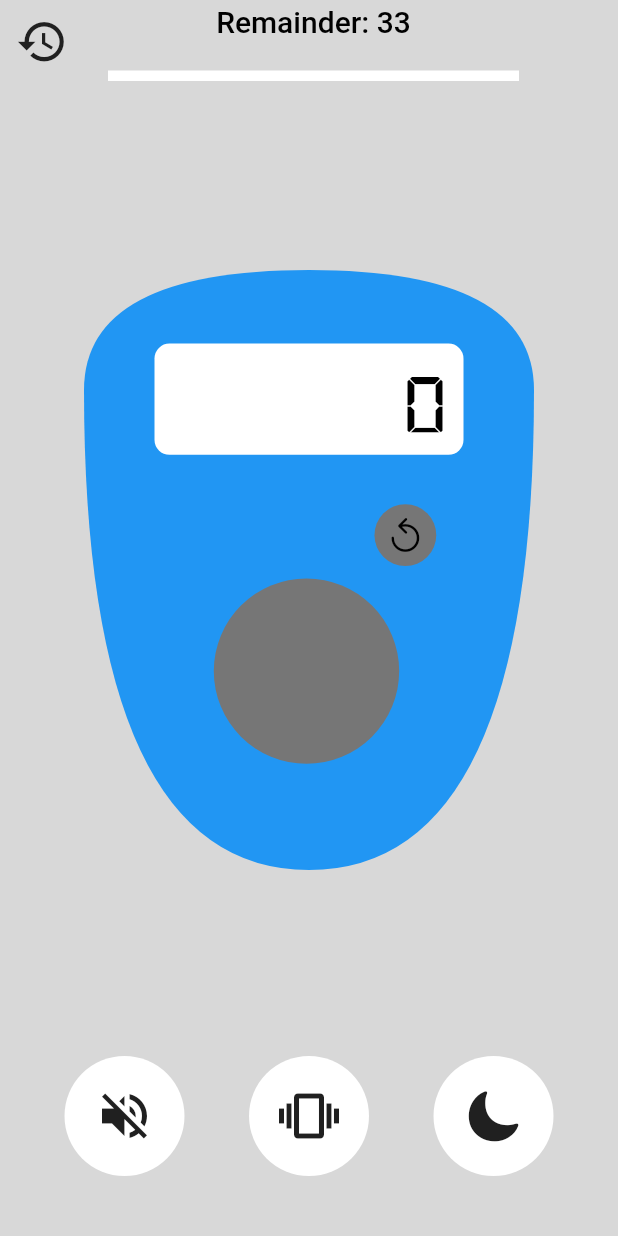
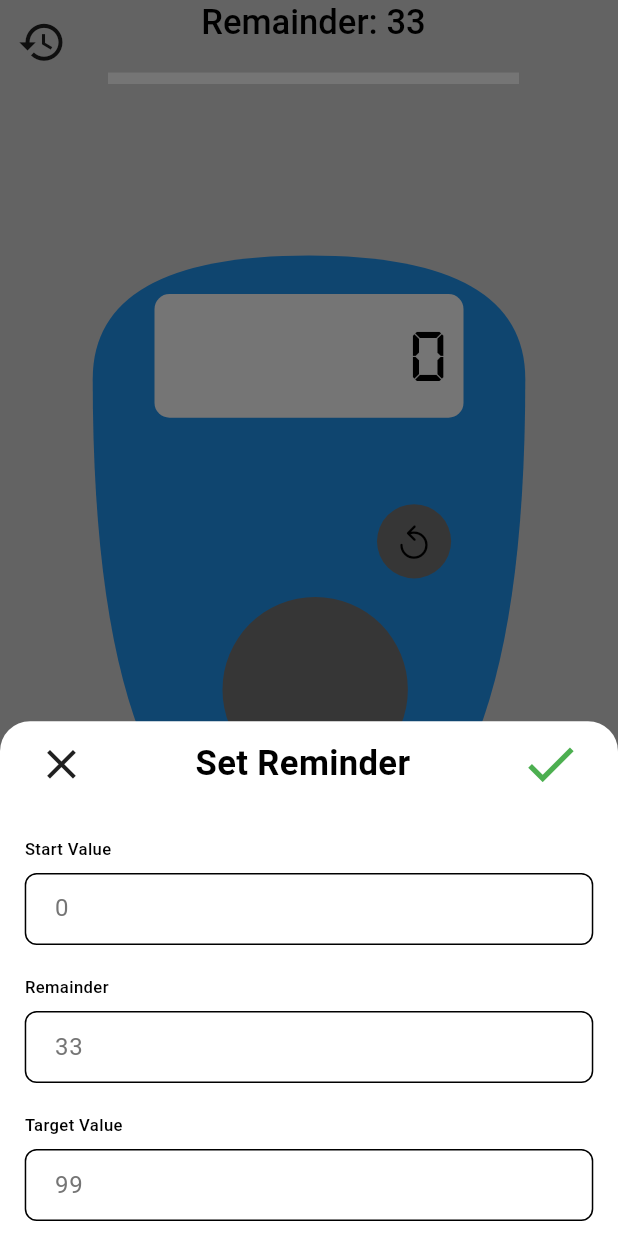
Before and after one commit to IftixorRustamov/tasbeh_app, a Flutter app: the screen it shows after launch, after a tap on an icon or button, on a phone screen of 412 x 824 dp. Run offline on Flutter 3.47's test engine with Material 3 defaults, Android fonts, the light colour scheme and no system bars; our stand-ins replace audioplayers, bloc, equatable, flutter_bloc, hive, hive_flutter and 1 more; missing offline and left inert: haptic_feedback; accounts and stored records are empty.

Commit message:
responsive design added

```diff
--- a/lib/config/theme/colors.dart
+++ b/lib/config/theme/colors.dart
@@ -2,7 +2,7 @@ import 'dart:ui';
 
 class MyColors {
   static const Color darkGrey = Color(0xFF1E1E1E);
-  static const Color darkGreen = Color(0xFF3ACD5B);
+  static const Color darkGreen = Color(0xFF06402B);
   static const Color green = Color(0xFF4CAF50);
   static const Color grey = Color(0xFF202020);
   static const Color white = Color(0xFFFFFFFF);
--- a/lib/config/theme/light_dark_mode.dart
+++ b/lib/config/theme/light_dark_mode.dart
@@ -49,7 +49,7 @@ final ThemeData darkTheme = ThemeData(
   colorScheme: const ColorScheme(
     brightness: Brightness.dark,
     primary: MyColors.darkGreen,
-    onPrimary: MyColors.silver,
+    onPrimary: MyColors.lightGrey,
     secondary: MyColors.lightGrey,
     onSecondary: MyColors.black,
     error: MyColors.red,
--- a/lib/presentation/pages/home_page.dart
+++ b/lib/presentation/pages/home_page.dart
@@ -40,7 +40,7 @@ class HomePage extends StatelessWidget {
               alignment: Alignment.center,
               children: [
                 CustomPaint(
-                  size: const Size(300, 400),
+                  size: Size(Responsive.width(0.7), Responsive.height(0.5)),
                   painter: MyTasbehPainter(circleColor: circleColor),
                 ),
                 const TasbehScreenWidget(),
--- a/lib/presentation/widgets/common/button_widget.dart
+++ b/lib/presentation/widgets/common/button_widget.dart
@@ -1,4 +1,6 @@
 import 'package:flutter/material.dart';
+
+import '../../../constants/responsive.dart';
 
 class ButtonWidget extends StatelessWidget {
   final void Function() onPressed;
@@ -18,11 +20,11 @@ class ButtonWidget extends StatelessWidget {
       splashColor: splashColor,
       child: CircleAvatar(
         backgroundColor: backgroundColor,
-        radius: 40,
+        radius: Responsive.height(0.053),
         child: Icon(
           icon,
           color: iconColor,
-          size: 40,
+          size: Responsive.height(0.046),
         ),
       ),
     );
--- a/lib/presentation/widgets/feature_specific/home_page/home_page_bottom_widget.dart
+++ b/lib/presentation/widgets/feature_specific/home_page/home_page_bottom_widget.dart
@@ -41,8 +41,8 @@ class _HomePageBottomWidgetState extends State<HomePageBottomWidget> {
             // Dark Mode Button
             BlocBuilder<ThemeCubit, ThemeState>(
               builder: (context, themeState) {
-                final isDarkMode =
-                    themeState is ThemeChanged && themeState.themeData.brightness == Brightness.dark;
+                final isDarkMode = themeState is ThemeChanged &&
+                    themeState.themeData.brightness == Brightness.dark;
                 return ButtonWidget(
                   onPressed: () {
                     context.read<ThemeCubit>().toggleTheme();
--- a/lib/presentation/widgets/feature_specific/home_page/input_field_widget.dart
+++ b/lib/presentation/widgets/feature_specific/home_page/input_field_widget.dart
@@ -1,18 +1,21 @@
 import 'package:flutter/material.dart';
 import 'package:tasbeh/config/theme/colors.dart';
+import 'package:tasbeh/constants/responsive.dart';
 
 class InputFieldReminder extends StatelessWidget {
   final String label;
   final String hint;
   final TextEditingController controller;
   final String? Function(String?)? validator;
+  final FocusNode focusNode;
 
   const InputFieldReminder(
       {super.key,
       required this.label,
       required this.hint,
       required this.controller,
-      required this.validator});
+      required this.validator,
+      required this.focusNode});
 
   @override
   Widget build(BuildContext context) {
@@ -27,7 +30,7 @@ class InputFieldReminder extends StatelessWidget {
         ? MyColors.white // Dark theme text color
         : MyColors.black; // Light theme text color
     final borderColor = theme.brightness == Brightness.dark
-        ? MyColors.silver  // Dark theme border color
+        ? MyColors.silver // Dark theme border color
         : MyColors.grey; // Light theme border color
     return Column(
       crossAxisAlignment: CrossAxisAlignment.start,
@@ -35,13 +38,14 @@ class InputFieldReminder extends StatelessWidget {
         Text(
           label,
           style: TextStyle(
-              color: textColor, fontSize: 17, fontWeight: FontWeight.w500),
+              color: textColor, fontSize: Responsive.width(0.027), fontWeight: FontWeight.w500),
         ),
         const SizedBox(height: 8),
         TextFormField(
           controller: controller,
           validator: validator,
           autovalidateMode: AutovalidateMode.onUserInteraction,
+          focusNode: focusNode,
           decoration: InputDecoration(
             hintText: hint,
             hintStyle: TextStyle(color: hintColor),
--- a/lib/presentation/widgets/feature_specific/home_page/my_custom_painter.dart
+++ b/lib/presentation/widgets/feature_specific/home_page/my_custom_painter.dart
@@ -8,8 +8,7 @@ class MyTasbehPainter extends CustomPainter {
   @override
   void paint(Canvas canvas, Size size) {
     final paint = Paint()..style = PaintingStyle.fill;
-
-    paint.color = circleColor; // Yellow color
+    paint.color = circleColor;
 
     final outerPath = Path()
       ..moveTo(size.width * 0.5, 0) // Center top
--- a/lib/presentation/widgets/feature_specific/home_page/my_model_bottom_widget.dart
+++ b/lib/presentation/widgets/feature_specific/home_page/my_model_bottom_widget.dart
@@ -3,34 +3,43 @@ import 'package:flutter_bloc/flutter_bloc.dart';
 import 'package:tasbeh/logic/counter/app_counter_cubit.dart';
 
 import '../../../../config/theme/colors.dart';
+import '../../../../constants/responsive.dart';
 import 'input_field_widget.dart';
 
-class MyModelBottomWidget extends StatelessWidget {
-  MyModelBottomWidget({super.key});
+class MyModelBottomWidget extends StatefulWidget {
+  const MyModelBottomWidget({super.key});
 
+  @override
+  State<MyModelBottomWidget> createState() => _MyModelBottomWidgetState();
+}
+
+class _MyModelBottomWidgetState extends State<MyModelBottomWidget> {
   final TextEditingController startValueController = TextEditingController();
+
   final TextEditingController remainderController = TextEditingController();
+
   final TextEditingController targetValueController = TextEditingController();
+
   final _formKey = GlobalKey<FormState>();
+
   final _sizedBox = const SizedBox(height: 20);
 
   @override
   Widget build(BuildContext context) {
     final theme = Theme.of(context);
-    final buttonColor = theme.colorScheme.primary;
     final textColor = theme.textTheme.bodyLarge?.color ?? MyColors.white;
     final iconColor = theme.iconTheme.color;
+    final FocusNode startValueFocusNode = FocusNode();
+    final FocusNode remainderFocusNode = FocusNode();
+    final FocusNode targetValueFocusNode = FocusNode();
+
     return Padding(
       padding: EdgeInsets.only(
-        left: 16,
-        right: 16,
-        bottom: MediaQuery.of(context).viewInsets.bottom + 30,
+        left: Responsive.width(0.04),
+        right: Responsive.width(0.04),
+        bottom: MediaQuery.of(context).viewInsets.bottom,
       ),
-      child: LayoutBuilder(
-        builder: (context, constraints) {
-          return SingleChildScrollView(
-            child: ConstrainedBox(
-              constraints: BoxConstraints(maxHeight: constraints.maxHeight),
+      child: SingleChildScrollView(
         child: Form(
           key: _formKey,
           child: Column(
@@ -43,7 +52,7 @@ class MyModelBottomWidget extends StatelessWidget {
                     icon: Icon(
                       Icons.close,
                       color: iconColor,
-                            size: 25,
+                      size: Responsive.height(0.04),
                     ),
                     onPressed: () => Navigator.of(context).pop(),
                   ),
@@ -51,15 +60,15 @@ class MyModelBottomWidget extends StatelessWidget {
                     "Set Reminder",
                     style: TextStyle(
                       color: textColor,
-                            fontSize: 19,
+                      fontSize: Responsive.height(0.028),
                       fontWeight: FontWeight.bold,
                     ),
                   ),
                   IconButton(
                     icon: Icon(
-                            Icons.check,
-                            color: buttonColor,
-                            size: 25,
+                      Icons.check_outlined,
+                      color: MyColors.green,
+                      size: Responsive.height(0.05),
                     ),
                     onPressed: () async {
                       if (_formKey.currentState!.validate()) {
@@ -79,6 +88,7 @@ class MyModelBottomWidget extends StatelessWidget {
               InputFieldReminder(
                 label: "Start Value",
                 hint: '0',
+                focusNode: startValueFocusNode,
                 controller: startValueController,
                 validator: (value) {
                   if (value == null || value.isEmpty) {
@@ -94,6 +104,7 @@ class MyModelBottomWidget extends StatelessWidget {
               _sizedBox,
               InputFieldReminder(
                 label: "Remainder",
+                focusNode: remainderFocusNode,
                 hint: '33',
                 controller: remainderController,
                 validator: (value) {
@@ -112,15 +123,14 @@ class MyModelBottomWidget extends StatelessWidget {
               _sizedBox,
               InputFieldReminder(
                 label: "Target Value",
+                focusNode: targetValueFocusNode,
                 hint: '99',
                 controller: targetValueController,
                 validator: (value) {
                   if (value == null ||
                       value.isEmpty ||
                       int.parse(value) <
-                                context
-                                    .read<AppCounterCubit>()
-                                    .currentCounter) {
+                          context.read<AppCounterCubit>().currentCounter) {
                     return "Please enter a Target value";
                   }
 
@@ -136,24 +146,21 @@ class MyModelBottomWidget extends StatelessWidget {
                 builder: (context, state) {
                   if (state is AppCounterValidationFailed) {
                     return Column(
+                      mainAxisSize: MainAxisSize.min,
                       children: [
                         if (state.startValueError != null)
                           Text(state.startValueError!,
-                                    style: TextStyle(
-                                        color: theme.colorScheme.error)),
+                              style: TextStyle(color: theme.colorScheme.error)),
                         if (state.remainderValueError != null)
                           Text(state.remainderValueError!,
-                                    style: TextStyle(
-                                        color: theme.colorScheme.error)),
+                              style: TextStyle(color: theme.colorScheme.error)),
                         if (state.targetValueError != null)
                           Text(state.targetValueError!,
-                                    style: TextStyle(
-                                        color: theme.colorScheme.error)),
+                              style: TextStyle(color: theme.colorScheme.error)),
                       ],
                     );
                   }
-                        return const SizedBox
-                            .shrink(); // No error message to display
+                  return const SizedBox.shrink(); // No error message to display
                 },
               ),
             ],
@@ -161,8 +168,5 @@ class MyModelBottomWidget extends StatelessWidget {
         ),
       ),
     );
-        },
-      ),
-    );
   }
 }
--- a/lib/presentation/widgets/feature_specific/home_page/progress_bar_widget.dart
+++ b/lib/presentation/widgets/feature_specific/home_page/progress_bar_widget.dart
@@ -1,8 +1,9 @@
 import 'package:flutter/material.dart';
 import 'package:flutter_bloc/flutter_bloc.dart';
-import 'package:tasbeh/config/theme/colors.dart';
 import 'package:tasbeh/logic/counter/app_counter_cubit.dart';
 import 'package:tasbeh/presentation/widgets/feature_specific/home_page/my_model_bottom_widget.dart';
+
+import '../../../../constants/responsive.dart';
 
 class ProgressBarWidget extends StatelessWidget {
   const ProgressBarWidget({super.key});
@@ -46,10 +47,7 @@ class ProgressBarWidget extends StatelessWidget {
                     onPressed: () {
                       Navigator.pop(context); // Close the dialog
                     },
-                    child: Text(
-                      'OK',
-                      style: TextStyle(color: progressColor),
-                    ),
+                    child: Text('OK', style: TextStyle(color: progressColor)),
                   ),
                 ],
               );
@@ -57,12 +55,11 @@ class ProgressBarWidget extends StatelessWidget {
           );
         });
       }
-
       double progress = counter / target;
-
       return GestureDetector(
         onTap: () {
           showModalBottomSheet(
+            isScrollControlled: true,
             context: context,
             backgroundColor: theme.colorScheme.surface,
             shape: const RoundedRectangleBorder(
@@ -70,7 +67,7 @@ class ProgressBarWidget extends StatelessWidget {
                 top: Radius.circular(20),
               ),
             ),
-            builder: (context) => MyModelBottomWidget(),
+            builder: (context) => const MyModelBottomWidget(),
           );
         },
         child: Column(
@@ -78,14 +75,19 @@ class ProgressBarWidget extends StatelessWidget {
             Text(
               "Remainder: $remainder",
               style: TextStyle(
-                  color: textColor, fontSize: 20, fontWeight: FontWeight.w500),
+                  color: textColor,
+                  fontSize: Responsive.height(0.028),
+                  fontWeight: FontWeight.w500),
             ),
             const SizedBox(height: 20),
-            LinearProgressIndicator(
-              value: progress,
-              color: progressColor,
-              backgroundColor: backgroundProgressColor,
-              minHeight: 7,
+            SizedBox(
+              width: Responsive.width(0.7),
+              child: LinearProgressIndicator(
+                value: progress,
+                color: progressColor,
+                backgroundColor: backgroundProgressColor,
+                minHeight: Responsive.height(0.01),
+              ),
             ),
           ],
         ),
--- a/lib/presentation/widgets/feature_specific/home_page/show_history_button_widget.dart
+++ b/lib/presentation/widgets/feature_specific/home_page/show_history_button_widget.dart
@@ -1,6 +1,6 @@
 import 'package:flutter/material.dart';
 
-import '../../../../config/theme/colors.dart';
+import '../../../../constants/responsive.dart';
 
 class ShowHistoryButtonWidget extends StatelessWidget {
   const ShowHistoryButtonWidget({super.key});
@@ -16,7 +16,7 @@ class ShowHistoryButtonWidget extends StatelessWidget {
       icon: Icon(
         Icons.history,
         color: iconColor,
-        size: 35,
+        size: Responsive.width(0.08),
       ),
     );
   }
--- a/lib/presentation/widgets/feature_specific/home_page/tasbeh_count_button_widget.dart
+++ b/lib/presentation/widgets/feature_specific/home_page/tasbeh_count_button_widget.dart
@@ -11,14 +11,14 @@ class TasbehCountButtonWidget extends StatelessWidget {
   @override
   Widget build(BuildContext context) {
     return Positioned(
-      top: Responsive.height(0.4),
+      top: Responsive.height(0.41),
       left: Responsive.width(0.21),
       child: InkWell(
         onTap: () {
           context.read<AppCounterCubit>().increment();
         },
         child: Container(
-          height: Responsive.height(0.15),
+          height: Responsive.height(0.16),
           width: Responsive.width(0.3),
           decoration: BoxDecoration(
             color: buttonColor,
--- a/lib/presentation/widgets/feature_specific/home_page/tasbeh_reset_button_widget.dart
+++ b/lib/presentation/widgets/feature_specific/home_page/tasbeh_reset_button_widget.dart
@@ -55,7 +55,7 @@ class TasbehResetButtonWidget extends StatelessWidget {
               });
         },
         child: Container(
-          height: Responsive.height(0.05),
+          height: Responsive.height(0.06),
           width: Responsive.width(0.12),
           decoration: BoxDecoration(
             color: buttonColor,
@@ -64,7 +64,7 @@ class TasbehResetButtonWidget extends StatelessWidget {
           child: Icon(
             CupertinoIcons.restart,
             color: textColor,
-            size: 25,
+            size: Responsive.width(0.06),
           ),
         ),
       ),
--- a/lib/presentation/widgets/feature_specific/home_page/tasbeh_screen_widget.dart
+++ b/lib/presentation/widgets/feature_specific/home_page/tasbeh_screen_widget.dart
@@ -12,12 +12,12 @@ class TasbehScreenWidget extends StatelessWidget {
     final backgroundColor = theme.colorScheme.surface;
     final textColor = theme.textTheme.bodyLarge?.color;
     return Positioned(
-      top: Responsive.height(0.21),
+      top: Responsive.height(0.17),
       child: BlocBuilder<AppCounterCubit, AppCounterState>(
         builder: (context, state) {
           final counter = (state is AppCounterInitial) ? state.counter : 0;
           return Container(
-            height: Responsive.height(0.09),
+            height: Responsive.height(0.1),
             width: Responsive.width(0.5),
             decoration: BoxDecoration(
               color: backgroundColor,
@@ -30,7 +30,7 @@ class TasbehScreenWidget extends StatelessWidget {
                 child: Text(
                   "$counter",
                   style: TextStyle(
-                      fontSize: 38, fontFamily: "DSEG", color: textColor),
+                      fontSize: Responsive.width(0.08), fontFamily: "DSEG", color: textColor),
                 ),
               ),
             ),
--- a/pubspec.yaml
+++ b/pubspec.yaml
@@ -43,7 +43,6 @@ dependencies:
   shared_preferences: ^2.3.3
   hive: ^2.2.3
   hive_flutter:
-  path_provider: ^2.1.5
 
 dev_dependencies:
   flutter_test:
```
Also changed, not shown: lib/logic/counter/app_counter_cubit.dart (+6 -3 lines), lib/presentation/pages/history_page.dart (+9 -7 lines), lib/presentation/widgets/feature_specific/history_page/history_page_close_button_widget.dart (+4 -3 lines), lib/data/models/counter_history.g.dart (added), pubspec.lock, 3 other files. Lines whose indentation alone changed are shown as unchanged.
